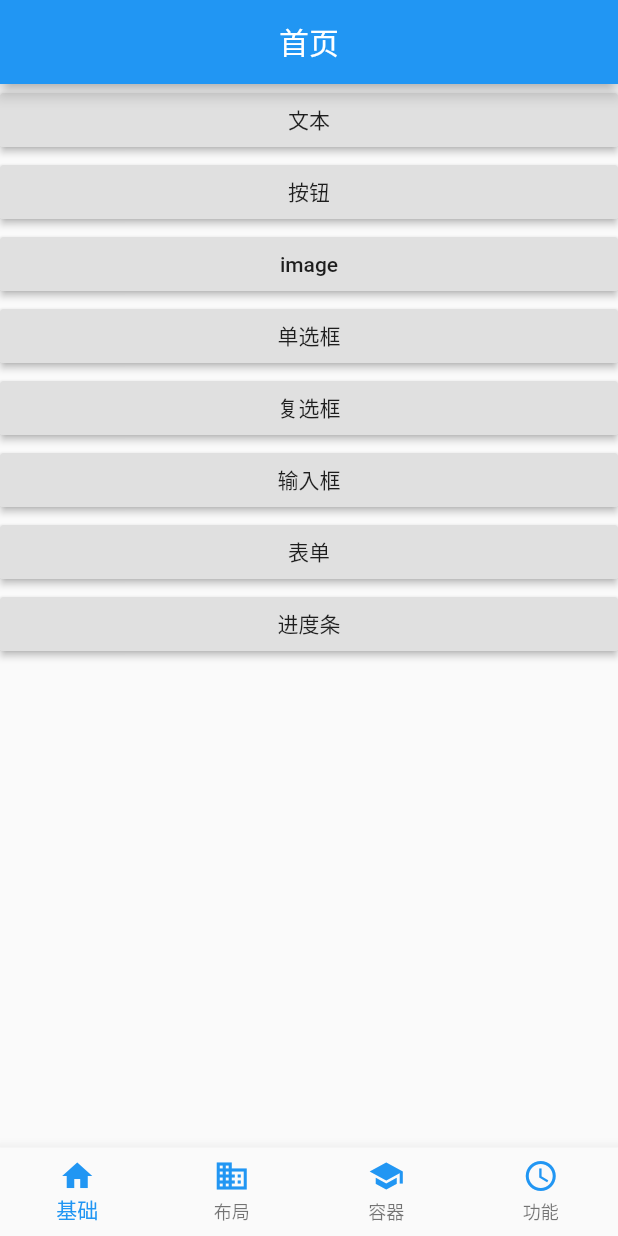
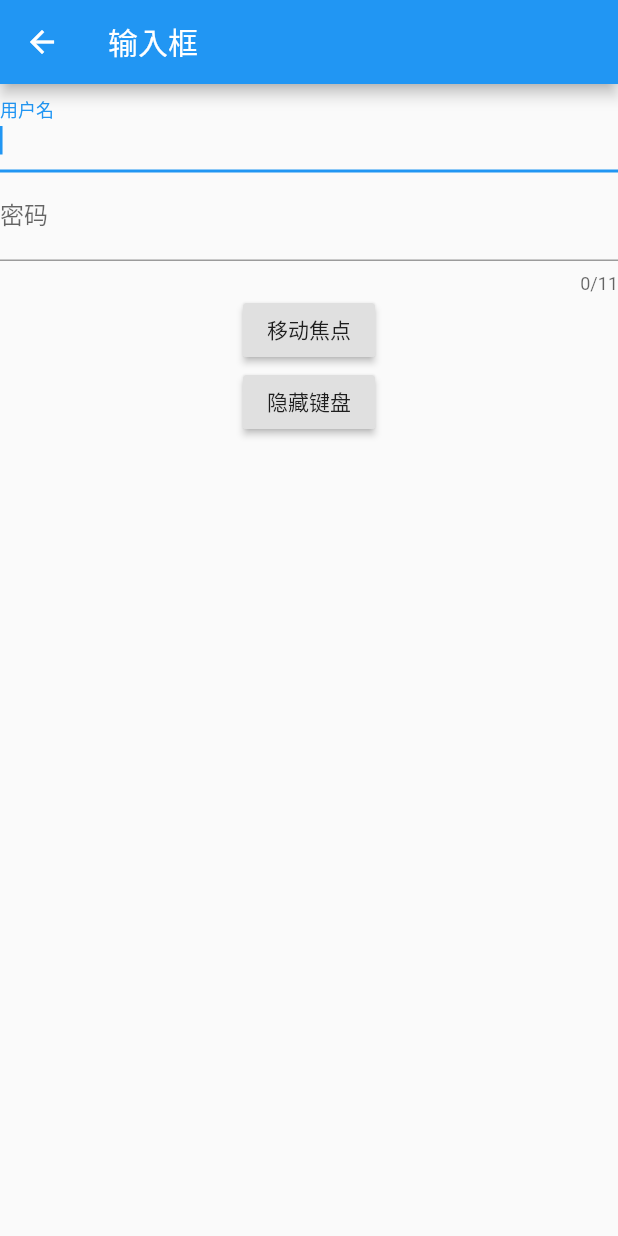
Before and after one commit to wxFlymes/flutter_study, a Flutter app: the screen it shows after launch, after a tap on "输入框", on a phone screen of 412 x 824 dp. Run offline on Flutter 3.47's test engine with Material 2 defaults, Android fonts, the phone set to English and light mode, and no system bars.

Commit message:
增加复选框和输入框

```diff
--- a/lib/WXHomePageItem.dart
+++ b/lib/WXHomePageItem.dart
@@ -47,12 +47,14 @@ class WXHomePageItemFactory {
                         child: Text('复选框'),
                         onPressed: (){
                             debugPrint('');
+                            Navigator.pushNamed(context, '/checkBoxPage');
                         },
                     ),
                     RaisedButton(
                         child: Text('输入框'),
                         onPressed: (){
                             debugPrint('');
+                            Navigator.pushNamed(context, '/inputPage');
                         },
                     ),
                     RaisedButton(
--- /dev/null
+++ b/lib/foundation/WXInputFieldPage.dart
@@ -0,0 +1,86 @@
+import 'package:flutter/material.dart';
+
+class WXInputFieldPage extends StatefulWidget {
+    @override
+  State<StatefulWidget> createState() {
+    // TODO: implement createState
+    return WXInputFieldState();
+  }
+}
+
+class WXInputFieldState extends State<WXInputFieldPage> {
+    String userName = '';
+    FocusNode node1 = FocusNode();
+    FocusNode node2 = FocusNode();
+    FocusScopeNode scopeNode;
+    TextEditingController textController = TextEditingController();
+
+    @override
+  void initState() {
+    // TODO: implement initState
+
+    textController.addListener((){
+        print('text -> ${textController.text}');
+        print('value -> ${textController.value.text}');
+        print('value -> ${textController.value}');
+    });
+    super.initState();
+
+
+  }
+  @override
+  Widget build(BuildContext context) {
+    // TODO: implement build
+    return Scaffold(
+        appBar: AppBar(
+            title: Text('输入框'),
+        ),
+        body: Column(
+            children: <Widget>[
+                TextField(
+                    autofocus: true,
+                    focusNode: node1,
+                    decoration: InputDecoration(
+                        labelText: '用户名',
+                        focusColor: Colors.purple,
+                    ),
+                    onChanged: (v){
+                        print('value -> $v');
+                    },
+                    textInputAction: TextInputAction.send,
+                    keyboardType: TextInputType.number,
+                    obscureText: true,
+                ),
+                TextField(
+                    controller: textController,
+                    focusNode: node2,
+                    decoration: InputDecoration(
+                        labelText: '密码',
+                    ),
+                    keyboardType: TextInputType.number,
+                    maxLength: 11,
+                    maxLengthEnforced: true,
+                ),
+                RaisedButton(
+                    child: Text('移动焦点'),
+                    onPressed: (){
+                        //判断focusscopenode是否为null,如果是，则通过context获取
+                        if (null == scopeNode){
+                            scopeNode = FocusScope.of(context);
+                        }
+                        scopeNode.requestFocus(node2);
+
+                    },
+                ),
+                RaisedButton(
+                    child: Text('隐藏键盘'),
+                    onPressed: (){
+                        node1.unfocus();
+                        node2.unfocus();
+                    },
+                )
+            ],
+        ),
+    );
+  }
+}
--- a/lib/main.dart
+++ b/lib/main.dart
@@ -9,6 +9,7 @@ import 'package:flutter_app/foundation/WXIconPage.dart';
 import 'package:flutter_app/foundation/WXRadioPage.dart';
 import 'package:flutter_app/foundation/WXSwitchPage.dart';
 import 'package:flutter_app/foundation/WXTextViewPage.dart';
+import 'package:flutter_app/foundation/WXInputFieldPage.dart';
 
 
 void main() => runApp(WXApplication());
@@ -50,6 +51,7 @@ class _WXApplicationState extends State<WXApplication>{
         '/iconPage':(context) => WXIconPage(),
         '/radioPage':(context) => WXRadioPage(),
         '/switchPage':(context) => WXSwitchPage(),
+        '/inputPage':(context) => WXInputFieldPage(),
       },
     );
     return app;
```
Also changed, not shown: lib/foundation/WXCheckBoxPage.dart (+22 -2 lines), lib/foundation/WXRadioPage.dart (+9 -1 lines).
